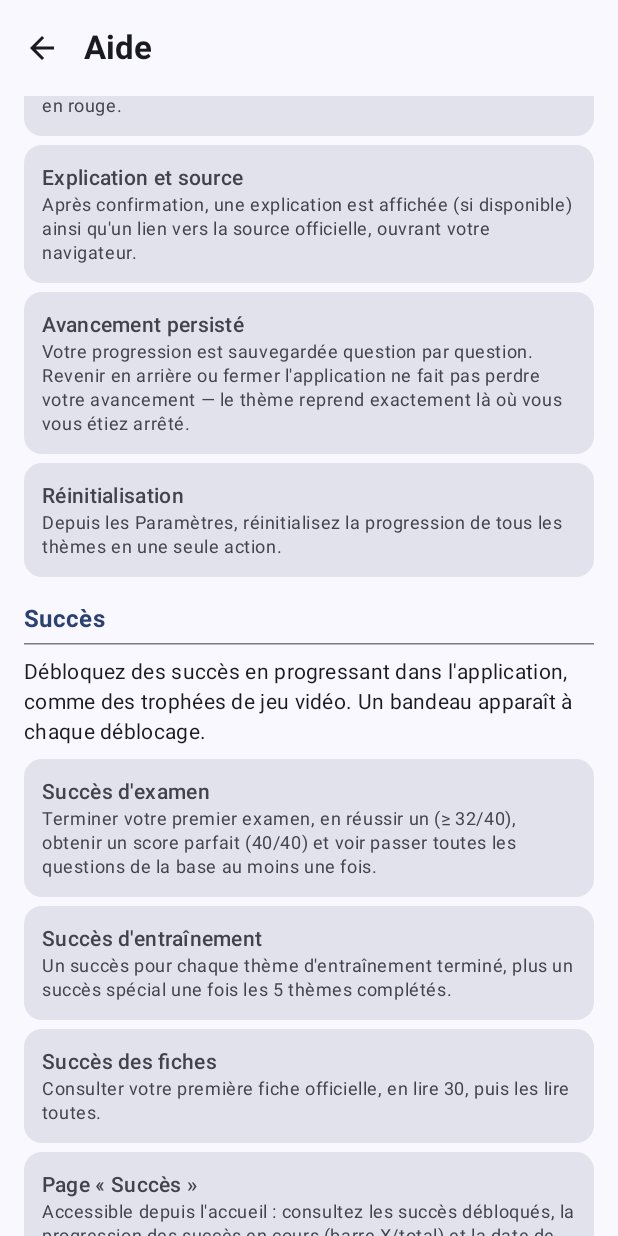
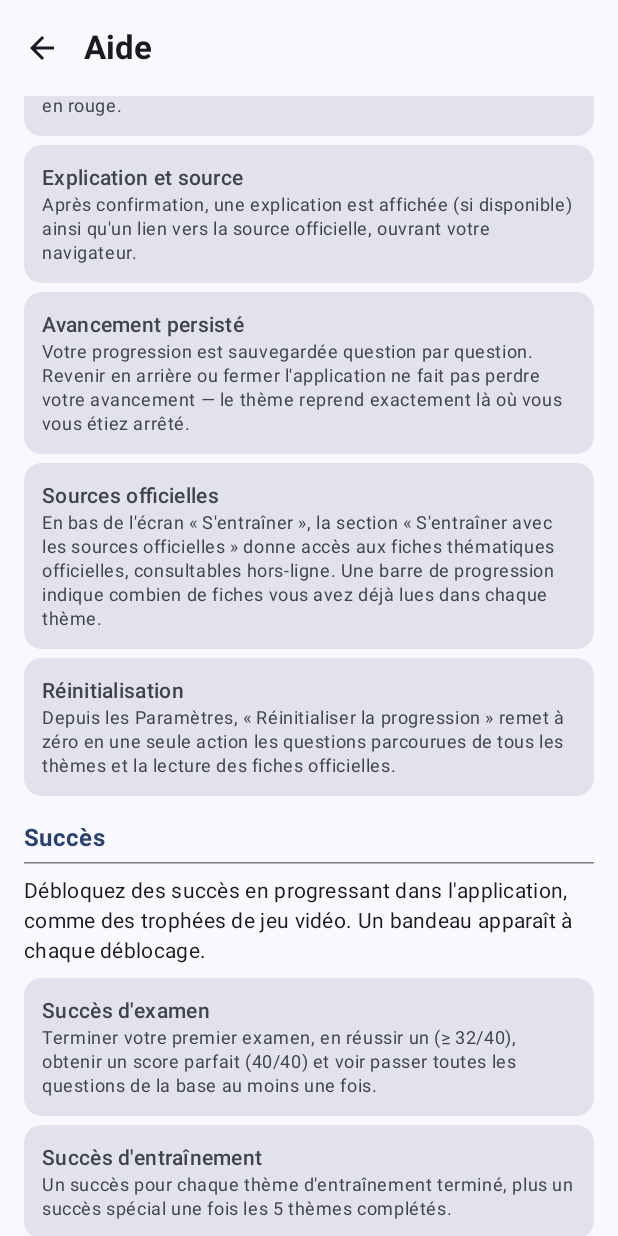
Before and after one commit to borisboiakki/QCM_France, an Android app built with Jetpack Compose: the HelpScreen screen opened through its navigation route, scrolled down 1596 dp, on a phone screen of 412 x 824 dp. Run offline under Robolectric (Android 15) with nearby library versions, the phone set to English and light mode, and no system bars; our stand-ins replace Dagger/Hilt's generated code; pictures from the network do not load.

Commit message:
Revue : robustesse markRead, cohérence libellés, README + aide à jour
- markRead déclenché sur la fiche résolue (fiche?.id) plutôt que sur
  l'argument de navigation brut : un id inexistant ne peut plus être compté
  (évite de fausser la cible dynamique du succès secret « toutes les fiches »).
- Bouton d'accueil « S'entraîner par thème » → « S'entraîner » (l'écran inclut
  désormais les fiches).
- Écran d'aide : nouvelle entrée « Sources officielles » (fiches + suivi de
  lecture) et description de la réinitialisation mise à jour.
- README : sections S'entraîner, Succès (13 succès / 3 catégories), Paramètres,
  Ressources, navigation et arborescence mises à jour (fiches hors-ligne dans
  S'entraîner, suivi de lecture, entités ReadFiche/Fiche, Room v11).

Co-Authored-By: Claude Opus 4.8 <noreply@anthropic.com>
Claude-Session: https://claude.ai/code/session_01Hu94QceLCpCfbpaqC3Rmxk

```diff
--- a/app/src/main/java/com/example/qcmfrance/ui/navigation/NavGraph.kt
+++ b/app/src/main/java/com/example/qcmfrance/ui/navigation/NavGraph.kt
@@ -217,8 +217,10 @@ fun QcmNavGraph(navController: NavHostController = rememberNavController()) {
                 .flatMap { it.fiches.asSequence() }
                 .firstOrNull { it.id == ficheId }
             // Consulter une fiche la marque comme lue (avancement par thème + succès fiches).
-            LaunchedEffect(ficheId) {
-                if (ficheId.isNotEmpty()) fichesViewModel.markRead(ficheId)
+            // On attend que la fiche soit résolue dans le dataset (les thèmes se chargent en
+            // asynchrone) pour ne jamais compter un id inexistant.
+            LaunchedEffect(fiche?.id) {
+                fiche?.let { fichesViewModel.markRead(it.id) }
             }
             FicheDetailScreen(
                 fiche = fiche,
--- a/app/src/main/java/com/example/qcmfrance/ui/screen/HelpScreen.kt
+++ b/app/src/main/java/com/example/qcmfrance/ui/screen/HelpScreen.kt
@@ -176,6 +176,10 @@ fun HelpScreen(onBack: () -> Unit) {
                         stringResource(R.string.help_training_progress_desc)
                     )
                     HelpFeatureRow(
+                        stringResource(R.string.help_training_fiches_title),
+                        stringResource(R.string.help_training_fiches_desc)
+                    )
+                    HelpFeatureRow(
                         stringResource(R.string.help_training_reset_title),
                         stringResource(R.string.help_training_reset_desc)
                     )
--- a/app/src/main/res/values/strings.xml
+++ b/app/src/main/res/values/strings.xml
@@ -24,7 +24,7 @@
     <string name="home_rule_results_value">Affichés à la fin uniquement</string>
     <string name="home_start_exam">Commencer l\'examen</string>
     <string name="home_resume_exam">Reprendre l\'examen</string>
-    <string name="home_training">S\'entraîner par thème</string>
+    <string name="home_training">S\'entraîner</string>
     <string name="home_history">Historique des examens</string>
     <string name="home_achievements">🏆 Succès</string>
     <string name="home_dialog_new_exam_title">Commencer un nouvel examen ?</string>
@@ -177,8 +177,10 @@
     <string name="help_training_source_desc">Après confirmation, une explication est affichée (si disponible) ainsi qu\'un lien vers la source officielle, ouvrant votre navigateur.</string>
     <string name="help_training_progress_title">Avancement persisté</string>
     <string name="help_training_progress_desc">Votre progression est sauvegardée question par question. Revenir en arrière ou fermer l\'application ne fait pas perdre votre avancement — le thème reprend exactement là où vous vous étiez arrêté.</string>
+    <string name="help_training_fiches_title">Sources officielles</string>
+    <string name="help_training_fiches_desc">En bas de l\'écran « S\'entraîner », la section « S\'entraîner avec les sources officielles » donne accès aux fiches thématiques officielles, consultables hors-ligne. Une barre de progression indique combien de fiches vous avez déjà lues dans chaque thème.</string>
     <string name="help_training_reset_title">Réinitialisation</string>
-    <string name="help_training_reset_desc">Depuis les Paramètres, réinitialisez la progression de tous les thèmes en une seule action.</string>
+    <string name="help_training_reset_desc">Depuis les Paramètres, « Réinitialiser la progression » remet à zéro en une seule action les questions parcourues de tous les thèmes et la lecture des fiches officielles.</string>
     <string name="help_achievements_title">Succès</string>
     <string name="help_achievements_intro">Débloquez des succès en progressant dans l\'application, comme des trophées de jeu vidéo. Un bandeau apparaît à chaque déblocage.</string>
     <string name="help_achievements_exam_title">Succès d\'examen</string>
```
Also changed, not shown: 1 other file.
